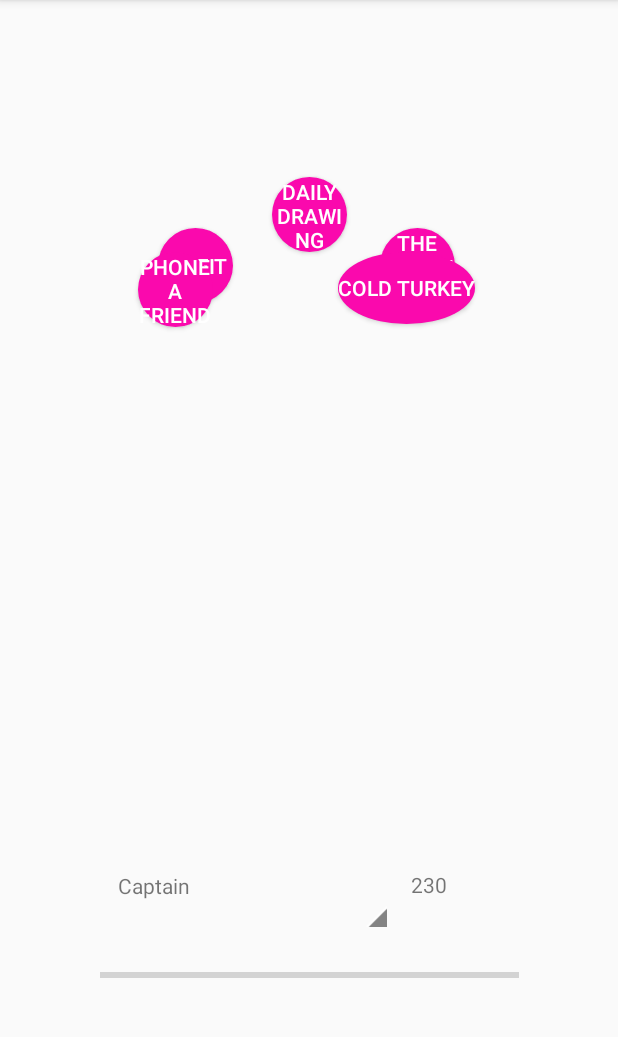
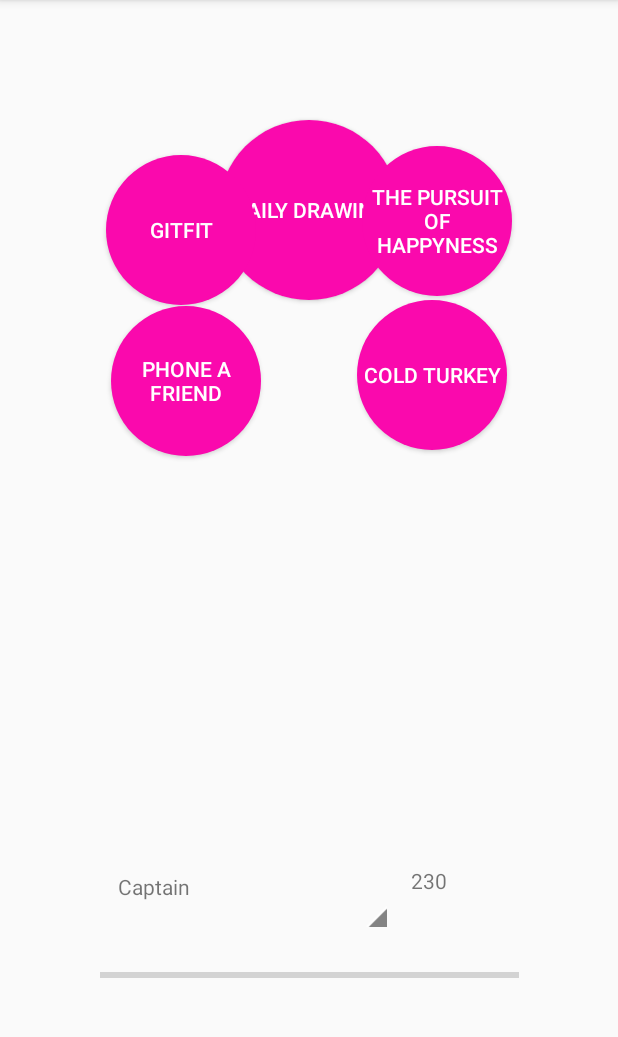
Before and after one commit to estaniforth/MakeADifference, an Android app: the DashboardActivity screen opened directly, with no data from a screen before it, on a phone screen of 412 x 824 dp, the part 84-1121 px from its top. Run offline under Robolectric (Android 15) with nearby library versions, the phone set to English and light mode, and no system bars.

Commit message:
Tells user if they enter incorrect username/password

```diff
--- a/app/src/main/java/bitsplease/makeadifference/EditProfileActivity.java
+++ b/app/src/main/java/bitsplease/makeadifference/EditProfileActivity.java
@@ -61,7 +61,6 @@ public class EditProfileActivity extends AppCompatActivity implements View.OnCli
 
         editTextName.setText(user.getDisplayName());
         editTextEmail.setText(user.getEmail());
-        editTextPassword.setText("......");
 
         progressDialog = new ProgressDialog(this);
 
@@ -119,6 +118,7 @@ public class EditProfileActivity extends AppCompatActivity implements View.OnCli
 
         String newPassword = password;
 
+        if(!TextUtils.isEmpty(newPassword)) {
             user.updatePassword(newPassword)
                     .addOnCompleteListener(new OnCompleteListener<Void>() {
                         @Override
@@ -128,6 +128,7 @@ public class EditProfileActivity extends AppCompatActivity implements View.OnCli
                             }
                         }
                     });
+        }
 
 //        firebaseAuth.createUserWithEmailAndPassword(email, password)
 //                .addOnCompleteListener(this, new OnCompleteListener<AuthResult>() {
--- a/app/src/main/java/bitsplease/makeadifference/LoginActivity.java
+++ b/app/src/main/java/bitsplease/makeadifference/LoginActivity.java
@@ -97,6 +97,9 @@ public class LoginActivity extends AppCompatActivity implements View.OnClickList
                             //start the profile activity
                             finish();
                             startActivity(new Intent(getApplicationContext(), MainActivity.class));
+                        } else {
+                            Toast.makeText(getApplicationContext() ,"Incorrect username or password",Toast.LENGTH_LONG).show();
+                            return;
                         }
                     }
                 });
--- a/app/src/main/res/layout/activity_dashboard.xml
+++ b/app/src/main/res/layout/activity_dashboard.xml
@@ -17,13 +17,13 @@
         <!--app:layout_constraintTop_toTopOf="parent" />-->
 
     <Button
-        android:layout_width="50dp"
-        android:layout_height="50dp"
+        android:layout_width="120dp"
+        android:layout_height="120dp"
         android:background="@drawable/round_button"
         android:gravity="center_vertical|center_horizontal"
         android:textColor="#fff"
         android:id="@+id/projectbutton1"
-        android:layout_marginTop="118dp"
+        android:layout_marginTop="80dp"
         android:text="@string/btn_project1"
         app:layout_constraintEnd_toEndOf="parent"
         app:layout_constraintStart_toStartOf="parent"
@@ -31,31 +31,31 @@
 
 
     <Button
-        android:layout_width="50dp"
-        android:layout_height="50dp"
+        android:id="@+id/projectbutton2"
+        android:layout_width="100dp"
+        android:layout_height="100dp"
+        android:layout_marginBottom="295dp"
+        android:layout_marginStart="-20dp"
+        android:layout_marginTop="20dp"
         android:background="@drawable/round_button"
         android:gravity="center_vertical|center_horizontal"
+        android:text="@string/btn_project2"
         android:textColor="#fff"
-        android:id="@+id/projectbutton2"
-        android:layout_marginBottom="295dp"
-        android:layout_marginStart="8dp"
-        android:layout_marginTop="68dp"
-        android:text="@string/btn_project2"
         app:layout_constraintBottom_toTopOf="@+id/textView"
         app:layout_constraintEnd_toStartOf="@+id/projectbutton3"
         app:layout_constraintStart_toStartOf="parent"
         app:layout_constraintTop_toTopOf="parent" />
 
     <Button
-        android:layout_width="50dp"
-        android:layout_height="50dp"
+        android:layout_width="100dp"
+        android:layout_height="100dp"
         android:background="@drawable/round_button"
         android:gravity="center_vertical|center_horizontal"
         android:textColor="#fff"
         android:id="@+id/projectbutton3"
         android:layout_marginBottom="293dp"
-        android:layout_marginEnd="11dp"
-        android:layout_marginTop="67dp"
+        android:layout_marginEnd="-20dp"
+        android:layout_marginTop="10dp"
         android:text="@string/btn_project3"
         app:layout_constraintBottom_toTopOf="@+id/textView2"
         app:layout_constraintEnd_toEndOf="parent"
@@ -63,27 +63,28 @@
         app:layout_constraintTop_toTopOf="parent" />
 
     <Button
-        android:layout_width="50dp"
-        android:layout_height="50dp"
+        android:id="@+id/projectbutton4"
+        android:layout_width="100dp"
+        android:layout_height="100dp"
+        android:layout_marginStart="10dp"
+        android:layout_marginTop="4dp"
         android:background="@drawable/round_button"
         android:gravity="center_vertical|center_horizontal"
+        android:text="@string/btn_project4"
         android:textColor="#fff"
-        android:id="@+id/projectbutton4"
-        android:layout_marginStart="8dp"
-        android:text="@string/btn_project4"
         app:layout_constraintEnd_toStartOf="@+id/projectbutton5"
         app:layout_constraintStart_toStartOf="parent"
         app:layout_constraintTop_toBottomOf="@+id/projectbutton1" />
 
     <Button
+        android:id="@+id/projectbutton5"
+        android:layout_width="100dp"
+        android:layout_height="100dp"
+        android:layout_marginEnd="10dp"
         android:background="@drawable/round_button"
         android:gravity="center_vertical|center_horizontal"
+        android:text="@string/btn_project5"
         android:textColor="#fff"
-        android:id="@+id/projectbutton5"
-        android:layout_width="wrap_content"
-        android:layout_height="wrap_content"
-        android:layout_marginEnd="11dp"
-        android:text="@string/btn_project5"
         app:layout_constraintEnd_toEndOf="parent"
         app:layout_constraintStart_toEndOf="@+id/projectbutton4"
         app:layout_constraintTop_toBottomOf="@+id/projectbutton1" />
--- a/app/src/main/res/layout/activity_edit_profile.xml
+++ b/app/src/main/res/layout/activity_edit_profile.xml
@@ -38,7 +38,7 @@
             android:layout_width="match_parent"
             android:layout_height="wrap_content"
             android:layout_margin="15dp"
-            android:hint="Password"
+            android:hint="Change password"
             android:inputType="textPassword"
             android:selectAllOnFocus="true" />
 
```
Lines whose indentation alone changed are shown as unchanged.
